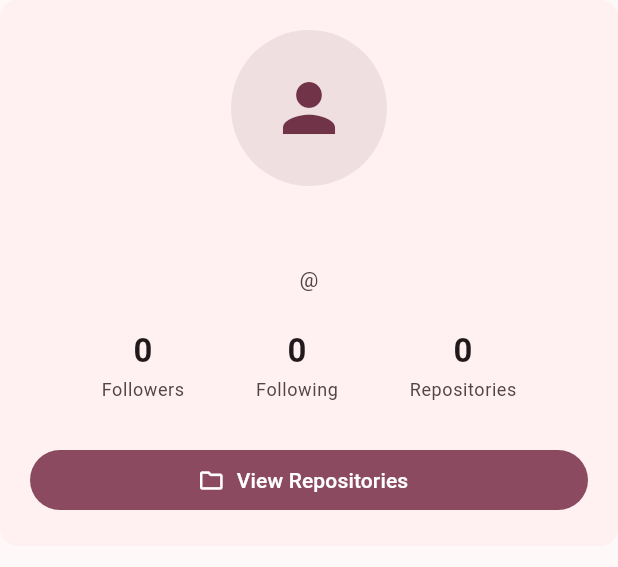
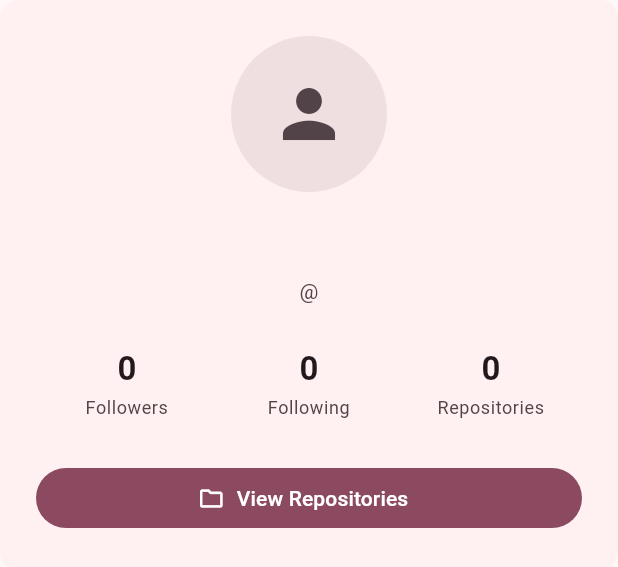
Before and after one commit to novincdavis123/GitHub-Explorer, a Flutter app: the ProfileCard widget shown alone on an empty page, opened directly with empty values, on a phone screen of 412 x 824 dp. Shown: the top 567 px of the screen. Run offline on Flutter 3.47's test engine with Material 3 defaults, Android fonts, the phone set to English and light mode, and no system bars; our stand-ins replace dio, equatable, flutter_bloc, get_it, hive_ce_flutter; accounts and stored records are empty.

Commit message:
clean analyzer warnings

```diff
--- a/lib/features/github/presentation/widgets/profile_card.dart
+++ b/lib/features/github/presentation/widgets/profile_card.dart
@@ -14,27 +14,35 @@ class ProfileCard extends StatelessWidget {
   @override
   Widget build(BuildContext context) {
     return SingleChildScrollView(
+      padding: const EdgeInsets.only(bottom: 20),
       child: Card(
         elevation: 0,
         margin: EdgeInsets.zero,
         child: Padding(
-          padding: const EdgeInsets.all(20),
+          padding: const EdgeInsets.all(24),
           child: Column(
             children: [
               _ProfileAvatar(avatarUrl: user.avatarUrl),
-              const SizedBox(height: 16),
+
+              const SizedBox(height: 20),
+
               _ProfileName(name: user.name, username: user.username),
-              if (user.bio != null && user.bio!.isNotEmpty) ...[
+
+              if (user.bio?.trim().isNotEmpty == true) ...[
                 const SizedBox(height: 16),
                 _Bio(bio: user.bio!),
               ],
-              const SizedBox(height: 24),
+
+              const SizedBox(height: 28),
+
               _ProfileStats(
                 followers: user.followers,
                 following: user.following,
                 repositories: user.publicRepos,
               ),
+
               const SizedBox(height: 28),
+
               SizedBox(
                 width: double.infinity,
                 child: FilledButton.icon(
@@ -58,17 +66,35 @@ class _ProfileAvatar extends StatelessWidget {
 
   @override
   Widget build(BuildContext context) {
+    final colorScheme = Theme.of(context).colorScheme;
+
+    if (avatarUrl.isEmpty) {
+      return CircleAvatar(
+        radius: 52,
+        backgroundColor: colorScheme.surfaceContainerHighest,
+        child: Icon(
+          Icons.person,
+          size: 52,
+          color: colorScheme.onSurfaceVariant,
+        ),
+      );
+    }
+
     return CircleAvatar(
       radius: 52,
-      backgroundColor: Theme.of(context).colorScheme.surfaceContainerHighest,
+      backgroundColor: colorScheme.surfaceContainerHighest,
       child: ClipOval(
         child: Image.network(
           avatarUrl,
           width: 104,
           height: 104,
           fit: BoxFit.cover,
-          errorBuilder: (_, __, ___) {
-            return const Icon(Icons.person, size: 52);
+          errorBuilder: (_, _, _) {
+            return Icon(
+              Icons.person,
+              size: 52,
+              color: colorScheme.onSurfaceVariant,
+            );
           },
           loadingBuilder: (context, child, loadingProgress) {
             if (loadingProgress == null) {
@@ -78,7 +104,7 @@ class _ProfileAvatar extends StatelessWidget {
             return const SizedBox(
               width: 104,
               height: 104,
-              child: Center(child: CircularProgressIndicator()),
+              child: Center(child: CircularProgressIndicator(strokeWidth: 2)),
             );
           },
         ),
@@ -95,18 +121,27 @@ class _ProfileName extends StatelessWidget {
 
   @override
   Widget build(BuildContext context) {
+    final displayName = name?.trim().isNotEmpty == true
+        ? name!.trim()
+        : username;
+
     return Column(
       children: [
         Text(
-          name?.isNotEmpty == true ? name! : username,
+          displayName,
           textAlign: TextAlign.center,
+          maxLines: 2,
+          overflow: TextOverflow.ellipsis,
           style: Theme.of(
             context,
           ).textTheme.headlineSmall?.copyWith(fontWeight: FontWeight.bold),
         ),
+
         const SizedBox(height: 4),
+
         Text(
           '@$username',
+          textAlign: TextAlign.center,
           style: Theme.of(context).textTheme.bodyMedium?.copyWith(
             color: Theme.of(context).colorScheme.onSurfaceVariant,
           ),
@@ -124,9 +159,11 @@ class _Bio extends StatelessWidget {
   @override
   Widget build(BuildContext context) {
     return Text(
-      bio,
+      bio.trim(),
       textAlign: TextAlign.center,
-      style: Theme.of(context).textTheme.bodyMedium,
+      maxLines: 5,
+      overflow: TextOverflow.ellipsis,
+      style: Theme.of(context).textTheme.bodyMedium?.copyWith(height: 1.4),
     );
   }
 }
@@ -145,11 +182,19 @@ class _ProfileStats extends StatelessWidget {
   @override
   Widget build(BuildContext context) {
     return Row(
-      mainAxisAlignment: MainAxisAlignment.spaceEvenly,
       children: [
-        _StatItem(value: _formatCount(followers), label: 'Followers'),
-        _StatItem(value: _formatCount(following), label: 'Following'),
-        _StatItem(value: _formatCount(repositories), label: 'Repositories'),
+        Expanded(
+          child: _StatItem(value: _formatCount(followers), label: 'Followers'),
+        ),
+        Expanded(
+          child: _StatItem(value: _formatCount(following), label: 'Following'),
+        ),
+        Expanded(
+          child: _StatItem(
+            value: _formatCount(repositories),
+            label: 'Repositories',
+          ),
+        ),
       ],
     );
   }
@@ -175,6 +220,8 @@ class _StatItem extends StatelessWidget {
 
   @override
   Widget build(BuildContext context) {
+    final colorScheme = Theme.of(context).colorScheme;
+
     return Column(
       children: [
         Text(
@@ -183,12 +230,15 @@ class _StatItem extends StatelessWidget {
             context,
           ).textTheme.titleLarge?.copyWith(fontWeight: FontWeight.bold),
         ),
+
         const SizedBox(height: 4),
+
         Text(
           label,
-          style: Theme.of(context).textTheme.bodySmall?.copyWith(
-            color: Theme.of(context).colorScheme.onSurfaceVariant,
-          ),
+          textAlign: TextAlign.center,
+          style: Theme.of(
+            context,
+          ).textTheme.bodySmall?.copyWith(color: colorScheme.onSurfaceVariant),
         ),
       ],
     );
--- a/lib/features/github/presentation/widgets/recent_searches.dart
+++ b/lib/features/github/presentation/widgets/recent_searches.dart
@@ -39,7 +39,7 @@ class RecentSearches extends StatelessWidget {
           shrinkWrap: true,
           physics: const NeverScrollableScrollPhysics(),
           itemCount: searches.length,
-          separatorBuilder: (_, __) => const SizedBox(height: 6),
+          separatorBuilder: (_, _) => const SizedBox(height: 6),
           itemBuilder: (context, index) {
             final username = searches[index];
 
```
Also changed, not shown: lib/features/github/presentation/pages/repositories_page.dart (+42 -168 lines), lib/features/github/presentation/pages/search_page.dart (+90 -104 lines), lib/injection.dart (+8 -0 lines).
